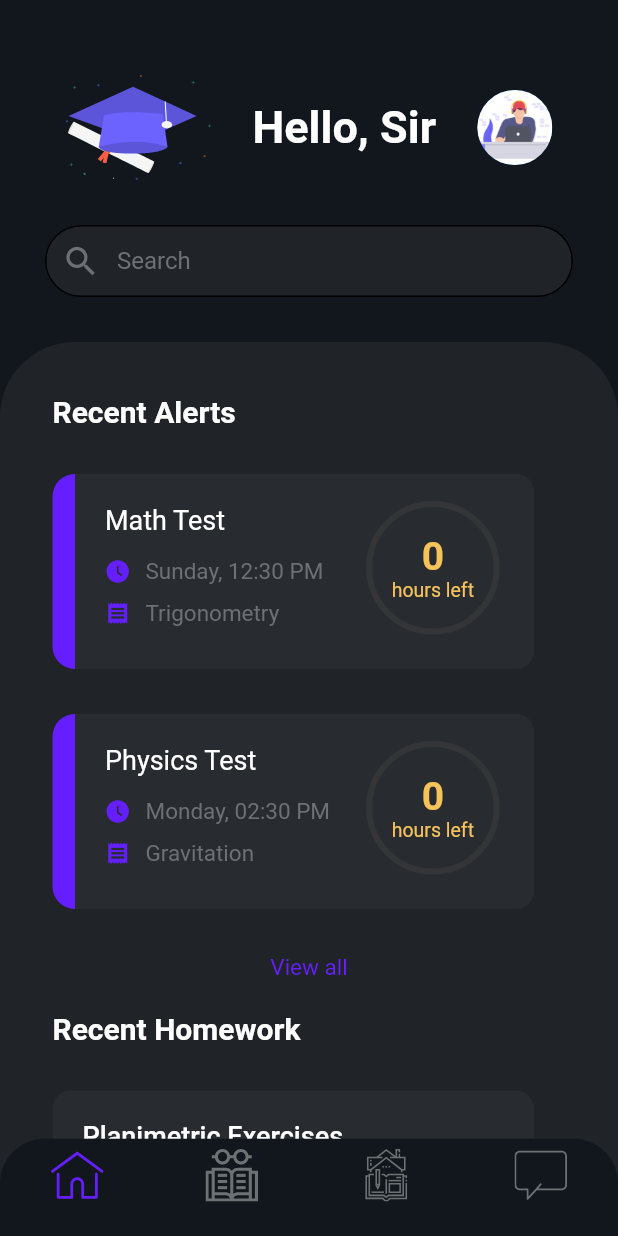
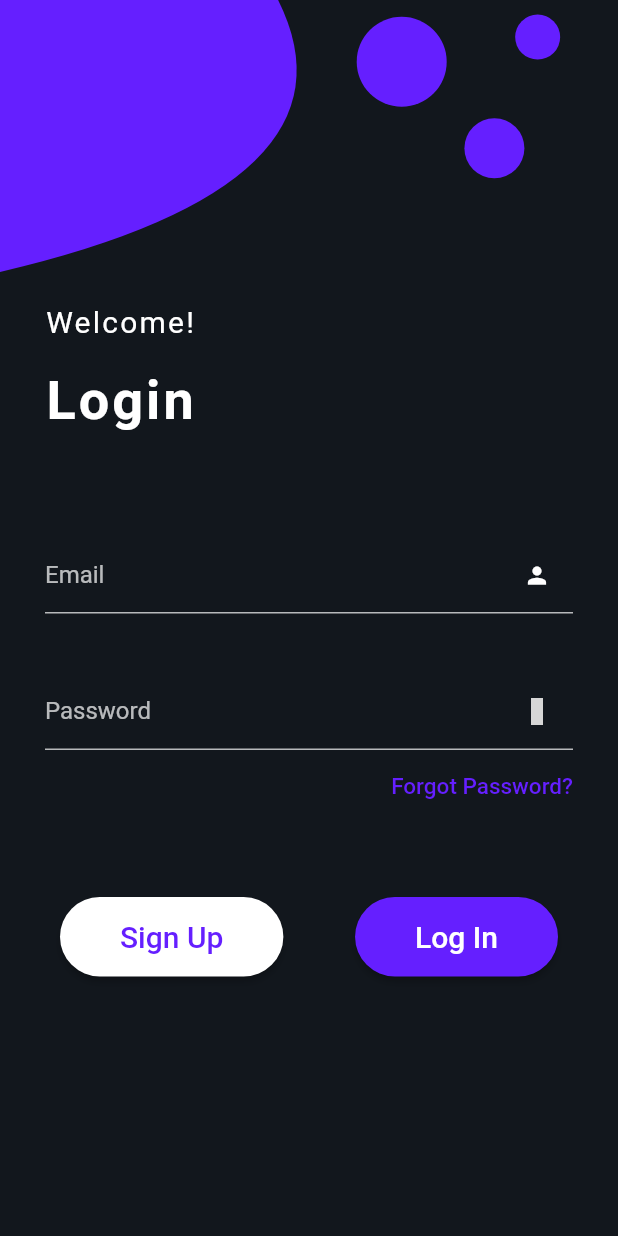
Before and after one commit to avinashkranjan/Friday, a Flutter app: the screen it shows after launch, after a tap on "GET GOING", on a phone screen of 412 x 824 dp. Run offline on Flutter 3.47's test engine with Material 2 defaults, Android fonts, the phone set to English and light mode, and no system bars; our stand-ins replace flutter_icons, flutter_svg; grey boxes are pictures that could not be loaded.

Commit message:
Adds Login & SignUp Pages(Frontend)
This adds Login & SignUp Pages for Authentication Purposes with some design widgets.

```diff
--- a/lib/constants.dart
+++ b/lib/constants.dart
@@ -10,3 +10,14 @@ const kCalendarDay = TextStyle(
   color: kTextColor,
   fontSize: 16.0,
 );
+
+const kInputTextStyle = TextStyle(
+  color: Colors.white70,
+);
+
+// Authentication Constants
+const int MIN_PASSWORD_LENGTH = 8;
+//For canvas designs
+const double smallestCircleRadius = 15,
+    mediumCircleRadius = 20,
+    largestCircleRadius = 30;
--- /dev/null
+++ b/lib/screens/login_page.dart
@@ -0,0 +1,232 @@
+import 'package:flutter/material.dart';
+import 'package:flutter_icons/flutter_icons.dart';
+
+///Project Local Imports
+import 'package:class_manager/constants.dart';
+import 'package:class_manager/screens/signup_page.dart';
+import 'package:class_manager/widgets/auth_canvas.dart';
+import 'package:class_manager/widgets/bottom_navigation.dart';
+
+class LoginPage extends StatefulWidget {
+  @override
+  _LoginPageState createState() => _LoginPageState();
+}
+
+class _LoginPageState extends State<LoginPage> {
+  TextEditingController _email, _pswd;
+  GlobalKey<FormState> _formKey;
+  GlobalKey<ScaffoldState> _scaffoldKey;
+  UnderlineInputBorder _inputBorderStyle = UnderlineInputBorder(
+    borderSide: BorderSide(
+      color: Colors.white70,
+    ),
+  );
+  @override
+  void initState() {
+    _email = new TextEditingController();
+    _pswd = new TextEditingController();
+    _formKey = new GlobalKey<FormState>();
+    _scaffoldKey = new GlobalKey<ScaffoldState>();
+    super.initState();
+  }
+
+  @override
+  Widget build(BuildContext context) {
+    return Scaffold(
+      backgroundColor: Theme.of(context).backgroundColor,
+      key: _scaffoldKey,
+      body: SafeArea(
+        child: Stack(
+          children: [
+            CustomPaint(
+              child: Container(),
+              painter: MyPainter(context: context),
+            ),
+            Container(
+              alignment: Alignment.centerLeft,
+              height: MediaQuery.of(context).size.height,
+              padding: EdgeInsets.symmetric(horizontal: 30),
+              child: SingleChildScrollView(
+                physics: AlwaysScrollableScrollPhysics(
+                    parent: BouncingScrollPhysics()),
+                child: Form(
+                  key: _formKey,
+                  child: Column(
+                    mainAxisSize: MainAxisSize.min,
+                    mainAxisAlignment: MainAxisAlignment.start,
+                    children: [
+                      SizedBox(
+                        height: 40,
+                      ),
+                      Align(
+                        alignment: Alignment.centerLeft,
+                        child: Text(
+                          "Welcome!",
+                          style: TextStyle(
+                            fontSize: 20,
+                            color: Colors.white,
+                            letterSpacing: 1.5,
+                          ),
+                        ),
+                      ),
+                      SizedBox(
+                        height: 20,
+                      ),
+                      Align(
+                        alignment: Alignment.centerLeft,
+                        child: Text(
+                          "Login",
+                          style: TextStyle(
+                            fontSize: 36,
+                            letterSpacing: 2,
+                            color: Colors.white,
+                            fontWeight: FontWeight.bold,
+                          ),
+                        ),
+                      ),
+                      SizedBox(
+                        height: 70,
+                      ),
+                      TextFormField(
+                        controller: _email,
+                        cursorColor: Colors.white,
+                        style: TextStyle(color: Colors.white),
+                        decoration: InputDecoration(
+                          isDense: true,
+                          labelText: "Email",
+                          focusColor: Colors.white,
+                          hintStyle: kInputTextStyle,
+                          labelStyle: kInputTextStyle,
+                          suffixIcon: Icon(Icons.person, color: Colors.white),
+                          border: _inputBorderStyle,
+                          focusedBorder: _inputBorderStyle,
+                          enabledBorder: _inputBorderStyle,
+                          focusedErrorBorder: _inputBorderStyle,
+                        ),
+                        validator: (value) {
+                          if (_email.text.contains('@') &&
+                              _email.text.contains('.')) {
+                            return null;
+                          }
+                          return "Enter Valid Email";
+                        },
+                      ),
+                      SizedBox(
+                        height: 40,
+                      ),
+                      TextFormField(
+                        controller: _pswd,
+                        obscureText: true,
+                        cursorColor: Colors.white,
+                        style: TextStyle(color: Colors.white),
+                        decoration: InputDecoration(
+                          isDense: true,
+                          labelText: "Password",
+                          focusColor: Colors.white,
+                          hintStyle: kInputTextStyle,
+                          labelStyle: kInputTextStyle,
+                          suffixIcon: Icon(Entypo.key, color: Colors.white),
+                          border: _inputBorderStyle,
+                          focusedBorder: _inputBorderStyle,
+                          enabledBorder: _inputBorderStyle,
+                          focusedErrorBorder: _inputBorderStyle,
+                        ),
+                        validator: (value) {
+                          if (_pswd.text.length >= MIN_PASSWORD_LENGTH) {
+                            return null;
+                          }
+                          return "Enter Valid password";
+                        },
+                      ),
+                      Align(
+                        alignment: Alignment.centerRight,
+                        child: FlatButton(
+                          padding: EdgeInsets.zero,
+                          onPressed:
+                              null, //TODO: Implement Forgot Password Feature
+                          child: Text(
+                            "Forgot Password?",
+                            style: TextStyle(
+                              fontSize: 15,
+                              color: Theme.of(context).accentColor,
+                            ),
+                          ),
+                        ),
+                      ),
+                      SizedBox(
+                        height: 40,
+                      ),
+                      Container(
+                          margin: EdgeInsets.all(10),
+                          width: double.infinity,
+                          child: Row(
+                            mainAxisSize: MainAxisSize.max,
+                            mainAxisAlignment: MainAxisAlignment.spaceBetween,
+                            children: [
+                              RaisedButton(
+                                padding: EdgeInsets.symmetric(
+                                    vertical: 15, horizontal: 40),
+                                color: Colors.white,
+                                shape: RoundedRectangleBorder(
+                                    borderRadius:
+                                        BorderRadiusDirectional.circular(30)),
+                                child: Text(
+                                  "Sign Up",
+                                  style: TextStyle(
+                                    color: Theme.of(context).accentColor,
+                                    fontSize: 20,
+                                  ),
+                                ),
+                                onPressed: () {
+                                  Navigator.push(
+                                    context,
+                                    MaterialPageRoute(
+                                        builder: (_) => SignUpPage()),
+                                  );
+                                },
+                              ),
+                              SizedBox(
+                                width: 10,
+                              ),
+                              RaisedButton(
+                                padding: EdgeInsets.symmetric(
+                                    vertical: 15, horizontal: 40),
+                                color: Theme.of(context).accentColor,
+                                shape: RoundedRectangleBorder(
+                                    borderRadius:
+                                        BorderRadiusDirectional.circular(30)),
+                                child: Text(
+                                  "Log In",
+                                  style: TextStyle(
+                                    color: Colors.white,
+                                    fontSize: 20,
+                                  ),
+                                ),
+                                onPressed: () async {
+                                  if (_formKey.currentState.validate()) {
+                                    _formKey.currentState.save();
+                                    print("Validated: " +
+                                        _email.text +
+                                        "," +
+                                        _pswd.text);
+                                    Navigator.push(
+                                      context,
+                                      MaterialPageRoute(
+                                          builder: (_) => BottomNavigation()),
+                                    );
+                                  }
+                                },
+                              ),
+                            ],
+                          )),
+                    ],
+                  ),
+                ),
+              ),
+            ),
+          ],
+        ),
+      ),
+    );
+  }
+}
--- a/lib/screens/welcome_screen.dart
+++ b/lib/screens/welcome_screen.dart
@@ -1,6 +1,9 @@
 import 'package:flutter/material.dart';
 import 'package:flutter_svg/flutter_svg.dart';
 import 'package:class_manager/constants.dart';
+
+///Project Local Imports
+import 'package:class_manager/screens/login_page.dart';
 import 'package:class_manager/widgets/bottom_navigation.dart';
 
 class WelcomeScreen extends StatefulWidget {
@@ -91,7 +94,7 @@ class _WelcomeScreenState extends State<WelcomeScreen> {
                 onTap: () {
                   Navigator.push(
                     context,
-                    MaterialPageRoute(builder: (_) => BottomNavigation()),
+                    MaterialPageRoute(builder: (_) => LoginPage()),
                   );
                 },
                 child: Container(
--- /dev/null
+++ b/lib/widgets/auth_canvas.dart
@@ -0,0 +1,45 @@
+import 'package:flutter/material.dart';
+
+import '../constants.dart';
+
+class MyPainter extends CustomPainter {
+  final BuildContext context;
+  MyPainter({this.context});
+
+  @override
+  void paint(Canvas canvas, Size size) {
+    //TODO: Remove magic numbers
+    Offset smallestCircleCenter = Offset(size.width * .87, size.height * 0.03),
+        mediumCircleCenter = Offset(size.width * .80, size.height * 0.12),
+        largestCircleCenter = Offset(size.width * .65, size.height * 0.05);
+
+    final paint = Paint()
+      ..color = Theme.of(context).accentColor
+      ..style = PaintingStyle.fill;
+
+    final sideCurve = new Path()
+      ..moveTo(size.width * .45, 0)
+      ..quadraticBezierTo(
+        size.width * .6,
+        size.height * 0.15,
+        0,
+        size.height * .22,
+      )
+      ..lineTo(0, 0)
+      ..close();
+    // Closed Curve
+    canvas.drawPath(sideCurve, paint);
+    // Circles
+    //smallest
+    canvas.drawCircle(smallestCircleCenter, smallestCircleRadius, paint);
+    //medium
+    canvas.drawCircle(mediumCircleCenter, mediumCircleRadius, paint);
+    //largest
+    canvas.drawCircle(largestCircleCenter, largestCircleRadius, paint);
+  }
+
+  @override
+  bool shouldRepaint(covariant CustomPainter oldDelegate) {
+    return false;
+  }
+}
```
Also changed, not shown: lib/screens/signup_page.dart (added, +239 -0 lines), pubspec.yaml (+6 -5 lines), pubspec.lock, 3 other files.
